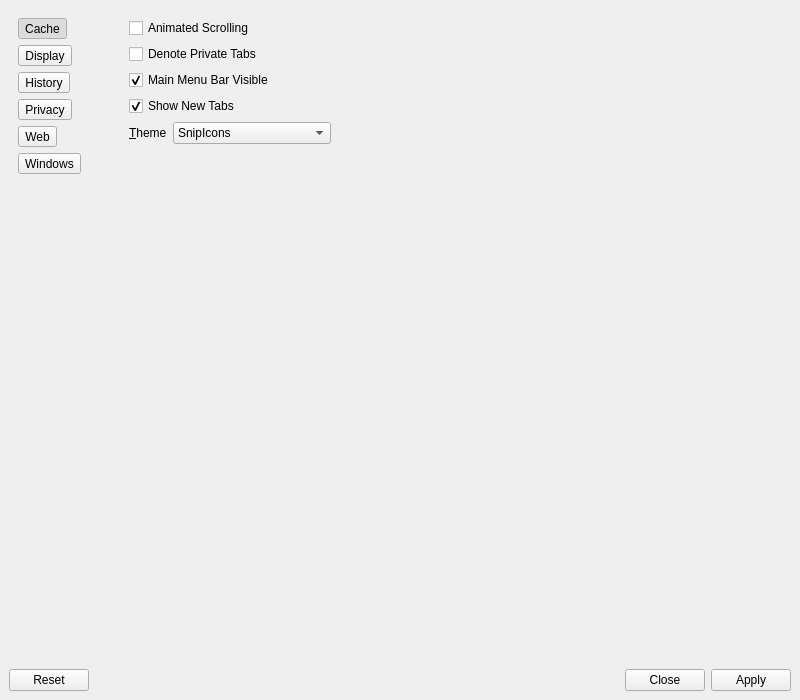
The window that 2.x/UI/dooble_settings.ui (textbrowser/dooble) describes before a commit, drawn with Qt 5.
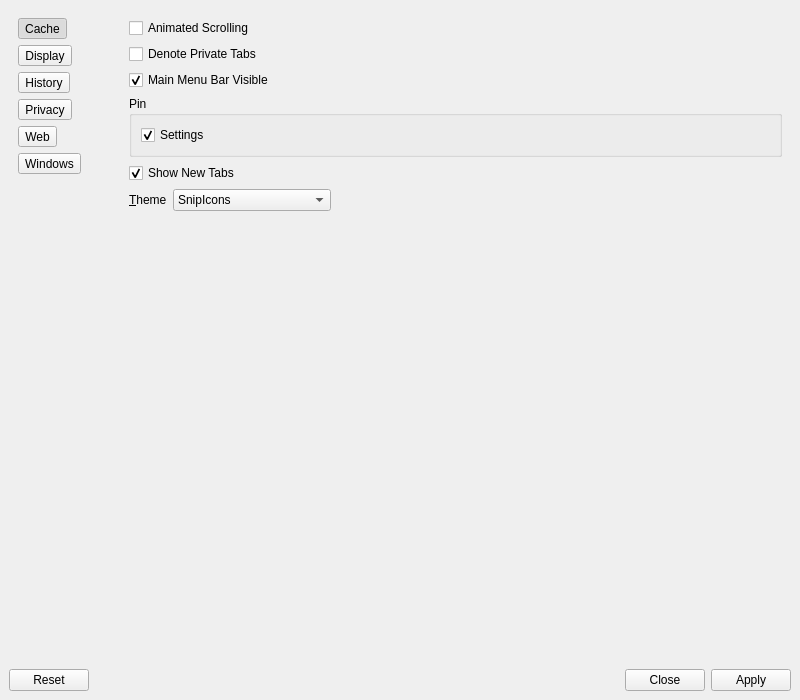
The same window after the commit. The open tabs and pages were chosen to show the change. Icons and pictures are not drawn.

```diff
--- a/2.x/UI/dooble_settings.ui
+++ b/2.x/UI/dooble_settings.ui
@@ -330,6 +330,28 @@
             </property>
            </widget>
           </item>
+          <item>
+           <widget class="QGroupBox" name="groupBox">
+            <property name="toolTip">
+             <string>&lt;html&gt;&lt;head/&gt;&lt;body&gt;&lt;p&gt;Support windows will be transformed into tabs.&lt;/p&gt;&lt;/body&gt;&lt;/html&gt;</string>
+            </property>
+            <property name="title">
+             <string>Pin</string>
+            </property>
+            <layout class="QVBoxLayout" name="verticalLayout_13">
+             <item>
+              <widget class="QCheckBox" name="pin_settings">
+               <property name="text">
+                <string>Settings</string>
+               </property>
+               <property name="checked">
+                <bool>true</bool>
+               </property>
+              </widget>
+             </item>
+            </layout>
+           </widget>
+          </item>
           <item>
            <widget class="QCheckBox" name="access_new_tabs">
             <property name="toolTip">
```
Left out of the diff: 1 changed line with no effect on the pictures.
